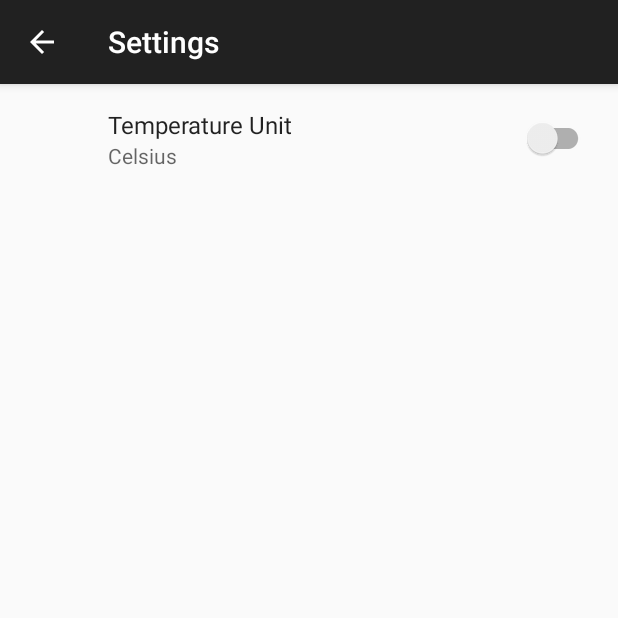
After one commit to MiroslavKuliev/WeatherLert-App, an Android app: the SettingsActivity screen opened directly, with no data from a screen before it, on a phone screen of 412 x 824 dp, the top half of it. The commit adds this screen. Run offline under Robolectric (Android 15) with nearby library versions, the phone set to English and light mode, and no system bars; our stand-ins replace androidx.preference.

Commit message:
WORKING SETTINGS OPTION

```diff
--- a/app/build.gradle.kts
+++ b/app/build.gradle.kts
@@ -34,7 +34,7 @@ android {
 dependencies {
 
     implementation("androidx.appcompat:appcompat:1.6.1")
-    implementation("com.google.android.material:material:1.8.0")
+    implementation("com.google.android.material:material:1.9.0")
     implementation("androidx.constraintlayout:constraintlayout:2.1.4")
     testImplementation("junit:junit:4.13.2")
     androidTestImplementation("androidx.test.ext:junit:1.1.5")
@@ -44,6 +44,7 @@ dependencies {
     implementation ("com.squareup.retrofit2:retrofit:2.9.0")
     implementation ("com.squareup.retrofit2:converter-gson:2.9.0")
     implementation ("org.jetbrains.kotlinx:kotlinx-coroutines-android:1.6.4")
+    implementation ("androidx.preference:preference:1.2.1")
 
 
 }
--- /dev/null
+++ b/app/src/main/java/com/example/weatherlertapp/SettingsActivity.java
@@ -0,0 +1,46 @@
+package com.example.weatherlertapp;
+
+import android.content.SharedPreferences;
+import android.os.Bundle;
+import android.preference.PreferenceManager;
+import android.view.MenuItem;
+import android.widget.CompoundButton;
+import android.widget.Switch;
+
+import androidx.appcompat.app.AppCompatActivity;
+import androidx.preference.PreferenceFragmentCompat;
+
+public class SettingsActivity extends AppCompatActivity {
+
+    @Override
+    protected void onCreate(Bundle savedInstanceState) {
+        super.onCreate(savedInstanceState);
+        if (getSupportActionBar() != null) {
+            getSupportActionBar().setDisplayHomeAsUpEnabled(true);
+            getSupportActionBar().setDisplayShowHomeEnabled(true);
+        }
+        getSupportFragmentManager().beginTransaction()
+                .replace(android.R.id.content, new SettingsFragment())
+                .commit();
+    }
+    @Override
+    public boolean onOptionsItemSelected(MenuItem item) {
+        if (item.getItemId() == android.R.id.home) {
+            finish();
+            return true;
+        }
+        return super.onOptionsItemSelected(item);
+    }
+
+    @Override
+    public void onBackPressed() {
+        super.onBackPressed();
+        finish();
+    }
+    public static class SettingsFragment extends PreferenceFragmentCompat {
+        @Override
+        public void onCreatePreferences(Bundle savedInstanceState, String rootKey) {
+            setPreferencesFromResource(R.xml.preferences, rootKey);
+        }
+    }
+}
--- a/app/src/main/res/values/strings.xml
+++ b/app/src/main/res/values/strings.xml
@@ -1,5 +1,6 @@
 <resources>
     <string name="app_name">WeatherLertApp</string>
+    <string name="temperature">Temperature</string>
     <string name="weatherlert_title">WeatherLert</string>
     <string name="weather_alert_title">Weather Alert</string>
     <string name="bad_weather_alert_msg">Bad weather conditions detected in your area!</string>
@@ -10,4 +11,6 @@
     <string name="current_day">Your current day text here</string>
     <string name="weather_condition">Your weather condition text here</string>
     <string name="location">Your location text here</string>
+    <string name="title_activity_settings">Settings</string>
+
 </resources>
--- /dev/null
+++ b/app/src/main/res/xml/preferences.xml
@@ -0,0 +1,10 @@
+<PreferenceScreen xmlns:app="http://schemas.android.com/apk/res-auto">
+
+    <SwitchPreferenceCompat
+        app:key="temperature_unit"
+        app:title="Temperature Unit"
+        app:summaryOff="Celsius"
+        app:summaryOn="Fahrenheit"
+        app:defaultValue="false" />
+
+</PreferenceScreen>
```
Also changed, not shown: app/src/main/AndroidManifest.xml (+10 -0 lines), app/src/main/java/com/example/weatherlertapp/MainActivity.java (+54 -10 lines), app/src/main/java/com/example/weatherlertapp/WeatherDataFetch.java (+8 -12 lines), app/src/main/res/layout/activity_main.xml (+11 -0 lines).
